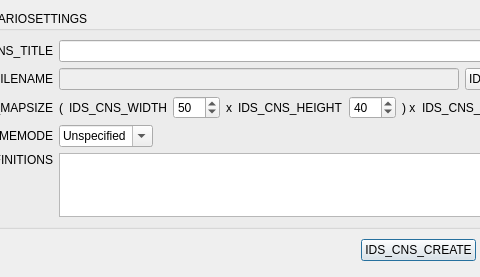
The window that src/editor/C4ConsoleQtNewScenario.ui (openclonk/openclonk) describes before a commit, drawn with Qt 5; both pictures show x 105 to 585 and y 0 to 277 of the 713 by 277 pixel window.
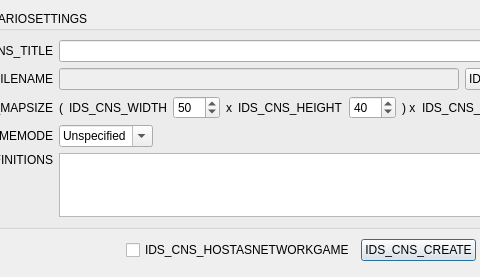
The same window after the commit. Icons and pictures are not drawn.

Commit message: Editor: Add "open in network" to file menu and to new scenario dialogue

Diff of the .ui file:
```diff
--- a/src/editor/C4ConsoleQtNewScenario.ui
+++ b/src/editor/C4ConsoleQtNewScenario.ui
@@ -335,6 +335,16 @@
          </property>
         </spacer>
        </item>
+       <item>
+        <widget class="QCheckBox" name="startInNetworkCheckbox">
+         <property name="toolTip">
+          <string comment="res">IDS_CNS_HOSTASNETWORKGAMEDESC</string>
+         </property>
+         <property name="text">
+          <string comment="res">IDS_CNS_HOSTASNETWORKGAME</string>
+         </property>
+        </widget>
+       </item>
        <item>
         <widget class="QPushButton" name="okButton">
          <property name="text">
```
The commit also changes 11 other files.
